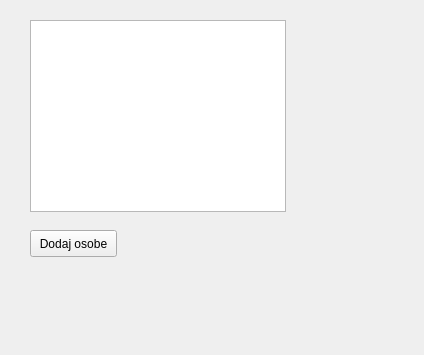
The window that contractapp/PersonWidget.ui (ppitu/ContractApp) describes before a commit, drawn with Qt 5.
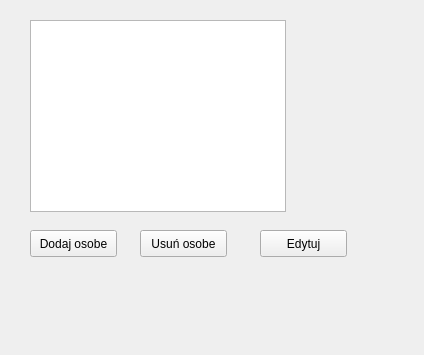
The same window after the commit.

Commit message: Add edit and remove Person

The edit to the form file:
```diff
--- a/contractapp/PersonWidget.ui
+++ b/contractapp/PersonWidget.ui
@@ -36,6 +36,32 @@
     <string>Dodaj osobe</string>
    </property>
   </widget>
+  <widget class="QPushButton" name="removePerson">
+   <property name="geometry">
+    <rect>
+     <x>140</x>
+     <y>230</y>
+     <width>87</width>
+     <height>27</height>
+    </rect>
+   </property>
+   <property name="text">
+    <string>Usuń osobe</string>
+   </property>
+  </widget>
+  <widget class="QPushButton" name="editPerson">
+   <property name="geometry">
+    <rect>
+     <x>260</x>
+     <y>230</y>
+     <width>87</width>
+     <height>27</height>
+    </rect>
+   </property>
+   <property name="text">
+    <string>Edytuj</string>
+   </property>
+  </widget>
  </widget>
  <resources/>
  <connections/>
```
The commit also changes 6 other files.
